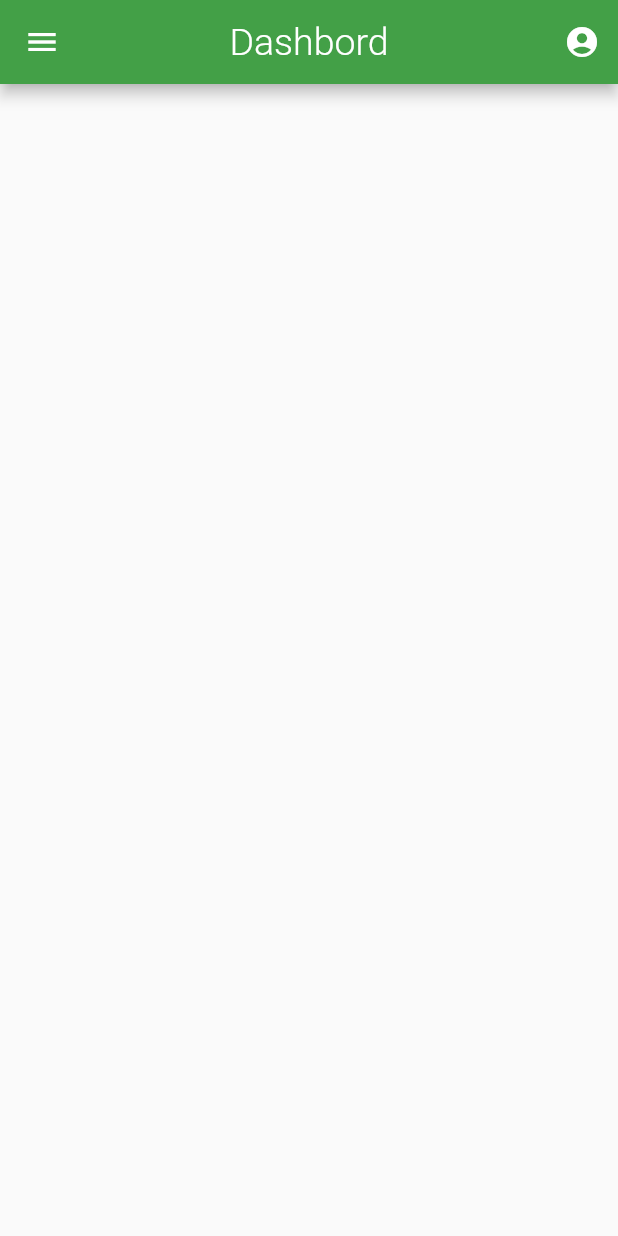
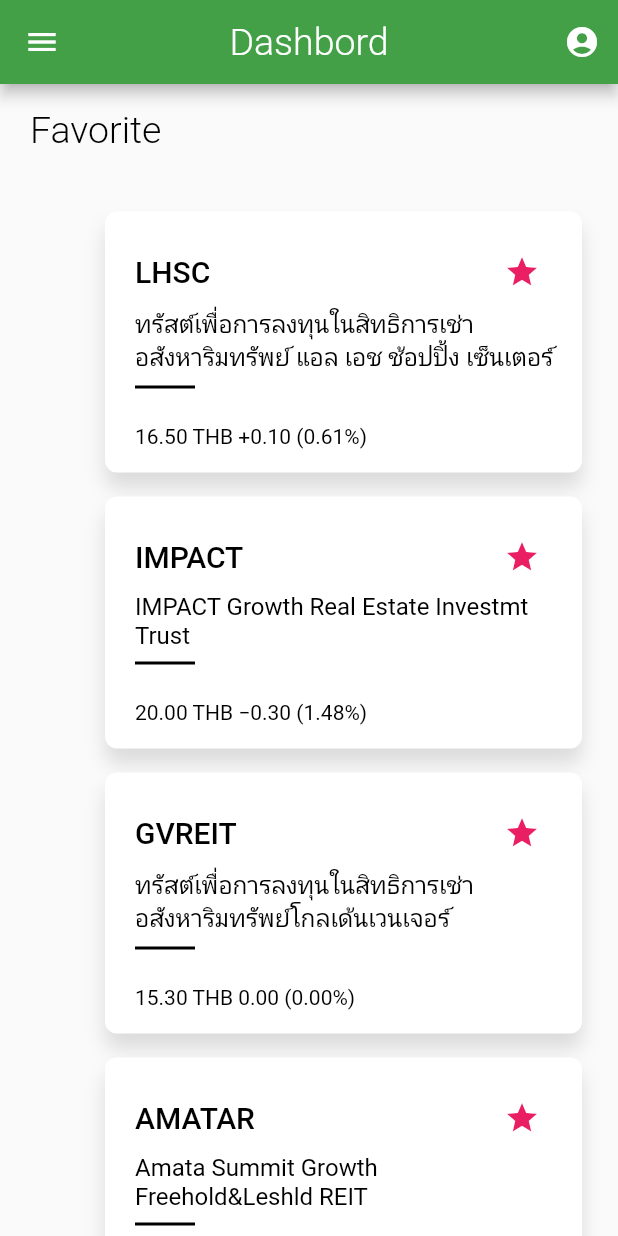
Before and after one commit to wadcharapong-n/REIT_APP_Front, a Flutter app: the screen it shows after launch, on a phone screen of 412 x 824 dp. Run offline on Flutter 3.47's test engine with Material 2 defaults, Android fonts, the phone set to English and light mode, and no system bars; Roboto replaces fonts that are missing (Poppins).

Commit message:
create favorite card

```diff
--- /dev/null
+++ b/reit_app/lib/detail_reit.dart
@@ -0,0 +1,55 @@
+import 'package:flutter/material.dart';
+import 'package:reit_app/model/reit.dart';
+
+class DetailReit extends StatelessWidget {
+  final Reit reit;
+
+  DetailReit(this.reit);
+
+  Container _getContent() {
+    final _overviewTitle = "Content".toUpperCase();
+    return new Container(
+      child: new ListView(
+        padding: new EdgeInsets.fromLTRB(0.0, 72.0, 0.0, 32.0),
+        children: <Widget>[
+          new Container(
+            padding: new EdgeInsets.symmetric(horizontal: 32.0),
+            child: new Column(
+              crossAxisAlignment: CrossAxisAlignment.start,
+              children: <Widget>[
+                new Text(
+                  _overviewTitle,
+                ),
+                new Text(
+                  reit.name,
+                ),
+              ],
+            ),
+          ),
+        ],
+      ),
+    );
+  }
+
+  Container _getToolbar(BuildContext context) {
+    return new Container(
+      margin: new EdgeInsets.only(top: MediaQuery.of(context).padding.top),
+      child: new BackButton(color: Colors.white),
+    );
+  }
+
+  Widget build(BuildContext context) {
+    return new Scaffold(
+      body: new Container(
+        constraints: new BoxConstraints.expand(),
+        color: Colors.green,
+        child: new Stack(
+          children: <Widget>[
+            _getContent(),
+            _getToolbar(context),
+          ],
+        ),
+      ),
+    );
+  }
+}
--- /dev/null
+++ b/reit_app/lib/favorite.dart
@@ -0,0 +1,165 @@
+import 'package:flutter/material.dart';
+import 'package:reit_app/model/reit.dart';
+import 'package:reit_app/detail_reit.dart';
+import 'package:flutter/services.dart';
+import 'dart:convert';
+
+class Favorite extends StatefulWidget {
+  @override
+  FavoriteState createState() {
+    return FavoriteState();
+  }
+}
+
+class FavoriteState extends State<Favorite> {
+  List<Reit> reits = [];
+  @override
+  void initState() {
+    super.initState();
+    loadAddress();
+  }
+
+  loadAddress() async {
+    String jsonAddress = await rootBundle.loadString('lib/json/reit.json');
+    final jsonResponse = json.decode(jsonAddress);
+    setState(() {
+      jsonResponse.forEach((v) {
+        print(v);
+        final reitFormJson = Reit.fromJson(v);
+        reits.add(reitFormJson);
+      });
+    });
+  }
+
+  deleteCard(reit) {
+    setState(() {
+      reits.remove(reit);
+    });
+  }
+
+  @override
+  Widget build(BuildContext context) {
+    return Expanded(
+      child: ListView.builder(
+          itemBuilder: (context, index) => ReitRow(
+                reit: reits[index],
+                deleteCard: deleteCard,
+              ),
+          itemCount: reits.length,
+          padding: EdgeInsets.symmetric(vertical: 16.0)),
+    );
+  }
+}
+
+class ReitRow extends StatefulWidget {
+  final Reit reit;
+  final Function deleteCard;
+
+  const ReitRow({Key key, this.reit, this.deleteCard}) : super(key: key);
+
+  @override
+  ReitRowState createState() {
+    return ReitRowState();
+  }
+}
+
+class ReitRowState extends State<ReitRow> {
+  @override
+  Widget build(BuildContext context) {
+    final baseTextStyle = const TextStyle(fontFamily: 'Poppins');
+
+    final headerTextStyle = baseTextStyle.copyWith(
+        color: Colors.black, fontSize: 20.0, fontWeight: FontWeight.w500);
+
+    final regularTextStyle = baseTextStyle.copyWith(
+        color: Colors.black, fontSize: 14.0, fontWeight: FontWeight.w400);
+
+    final subHeaderTextStyle = regularTextStyle.copyWith(fontSize: 16.0);
+    Widget _planetValue({String value}) {
+      return Row(children: <Widget>[
+        Expanded(
+          child: Text(value, style: regularTextStyle),
+        ),
+      ]);
+    }
+
+    final reitCardContent = Container(
+      margin: EdgeInsets.fromLTRB(20.0, 16.0, 16.0, 16.0),
+      // constraints: BoxConstraints.expand(),
+      child: Column(crossAxisAlignment: CrossAxisAlignment.start, children: [
+        Column(
+          children: <Widget>[
+            Row(
+              mainAxisAlignment: MainAxisAlignment.spaceBetween,
+              children: <Widget>[
+                Text(
+                  widget.reit.symbol,
+                  style: headerTextStyle,
+                ),
+                IconButton(
+                  icon: Icon(
+                    Icons.star,
+                    color: Colors.pink,
+                  ),
+                  tooltip: 'Delete Favorite',
+                  onPressed: () {
+                    print('object');
+                    this.widget.deleteCard(widget.reit);
+                  },
+                ),
+              ],
+            ),
+          ],
+        ),
+        // Container(
+        //   margin: EdgeInsets.symmetric(vertical: 5.0),
+        // ),
+        Text(widget.reit.name, style: subHeaderTextStyle),
+        Container(
+            margin: EdgeInsets.symmetric(vertical: 8.0),
+            height: 2.0,
+            width: 40.0,
+            color: Colors.black),
+        Container(
+          margin: EdgeInsets.symmetric(vertical: 8.0),
+        ),
+        Row(
+          children: <Widget>[
+            Expanded(child: _planetValue(value: widget.reit.price))
+          ],
+        )
+      ]),
+    );
+
+    final reitCard = Container(
+      child: reitCardContent,
+      margin: EdgeInsets.only(left: 46.0),
+      decoration: BoxDecoration(
+        color: Colors.white,
+        shape: BoxShape.rectangle,
+        borderRadius: BorderRadius.circular(8.0),
+        boxShadow: <BoxShadow>[
+          BoxShadow(
+            color: Colors.black12,
+            blurRadius: 10.0,
+            offset: Offset(0.0, 10.0),
+          ),
+        ],
+      ),
+    );
+
+    return GestureDetector(
+      onTap: () => Navigator.of(context).push(PageRouteBuilder(
+            pageBuilder: (_, __, ___) => DetailReit(widget.reit),
+          )),
+      child: Container(
+        // height: 200.0,
+        margin: const EdgeInsets.symmetric(
+          vertical: 8.0,
+          horizontal: 24.0,
+        ),
+        child: reitCard,
+      ),
+    );
+  }
+}
--- a/reit_app/lib/home_page.dart
+++ b/reit_app/lib/home_page.dart
@@ -1,4 +1,5 @@
 import 'package:flutter/material.dart';
+import 'package:reit_app/favorite.dart';
 
 @override
 Widget appBarDashbord() {
@@ -51,7 +52,24 @@ class HomePage extends StatelessWidget {
   Widget build(BuildContext context) {
     return Scaffold(
       appBar: appBarDashbord(),
-      body: Column(),
+      body: Column(
+        crossAxisAlignment: CrossAxisAlignment.start,
+        children: <Widget>[
+          Padding(
+            padding: EdgeInsets.fromLTRB(20.0, 16.0, 16.0, 16.0),
+            child: Text(
+              'Favorite',
+              style: TextStyle(
+                  fontSize: 25.0,
+                  color: Colors.black,
+                  fontWeight: FontWeight.w300,
+                  fontFamily: 'Poppins'),
+              textAlign: TextAlign.left,
+            ),
+          ),
+          Favorite()
+        ],
+      ),
       drawer: drawerDashbord(),
     );
   }
--- /dev/null
+++ b/reit_app/lib/json/reit.json
@@ -0,0 +1,30 @@
+[
+    {
+        "id": "1",
+        "name": "ทรัสต์เพื่อการลงทุนในสิทธิการเช่าอสังหาริมทรัพย์ แอล เอช ช้อปปิ้ง เซ็นเตอร์",
+        "symbol": "LHSC",
+        "price": "16.50 THB +0.10 (0.61%)",
+        "description": "Description LHSC"
+    },
+    {
+        "id": "2",
+        "name": "IMPACT Growth Real Estate Investmt Trust",
+        "symbol": "IMPACT",
+        "price": "20.00 THB −0.30 (1.48%)",
+        "description": "Description IMPACT"
+    },
+    {
+        "id": "3",
+        "name": "ทรัสต์เพื่อการลงทุนในสิทธิการเช่าอสังหาริมทรัพย์โกลเด้นเวนเจอร์",
+        "symbol": "GVREIT",
+        "price": "15.30 THB 0.00 (0.00%)",
+        "description": "Description GVREIT"
+    },
+    {
+        "id": "4",
+        "name": "Amata Summit Growth Freehold&Leshld REIT",
+        "symbol": "AMATAR",
+        "price": "10.80 THB −0.30 (2.70%)",
+        "description": "Description AMATAR"
+    }
+]
--- a/reit_app/lib/main.dart
+++ b/reit_app/lib/main.dart
@@ -8,7 +8,7 @@ class MyApp extends StatelessWidget {
   Widget build(BuildContext context) {
     return MaterialApp(
       title: 'REIT APP',
-      home: new HomePage(),
+      home: HomePage(),
     );
   }
 }
--- /dev/null
+++ b/reit_app/lib/model/reit.dart
@@ -0,0 +1,25 @@
+class Reit {
+  final String id;
+  final String symbol;
+  final String name;
+  final String price;
+  final String description;
+
+  const Reit({
+    this.id,
+    this.symbol,
+    this.name,
+    this.price,
+    this.description,
+  });
+
+  factory Reit.fromJson(Map<String, dynamic> json) {
+    return Reit(
+      id: json['id'],
+      symbol: json['symbol'],
+      name: json['name'],
+      price: json['price'],
+      description: json['description'],
+    );
+  }
+}
--- a/reit_app/pubspec.yaml
+++ b/reit_app/pubspec.yaml
@@ -37,8 +37,8 @@ flutter:
   uses-material-design: true
 
   # To add assets to your application, add an assets section, like this:
-  # assets:
-  #  - images/a_dot_burr.jpeg
+  assets:
+   - lib/json/reit.json
   #  - images/a_dot_ham.jpeg
 
   # An image asset can refer to one or more resolution-specific "variants", see
```
